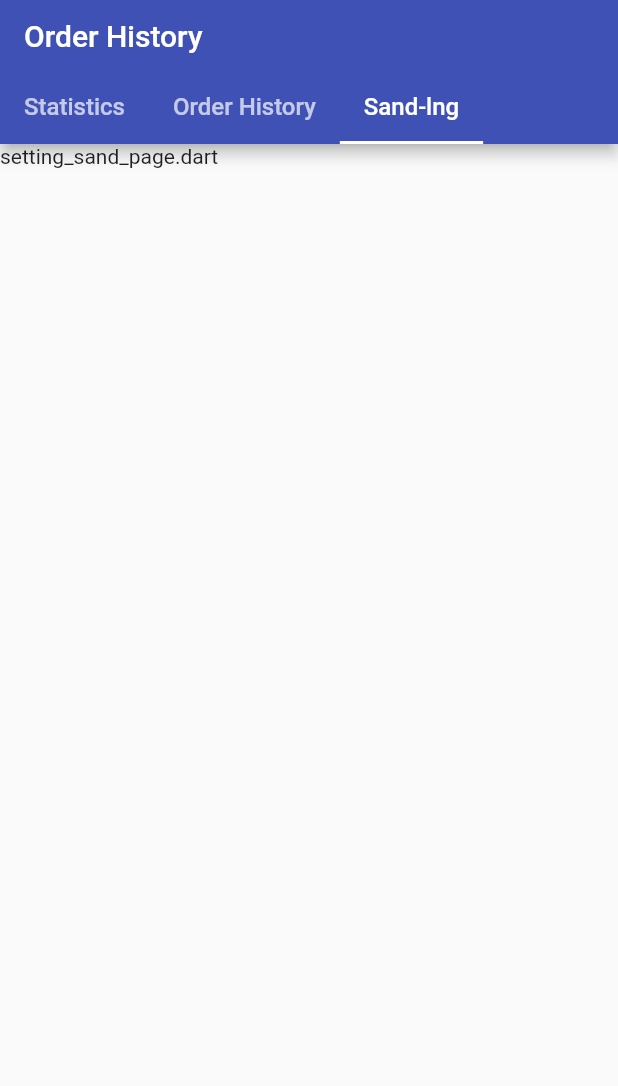
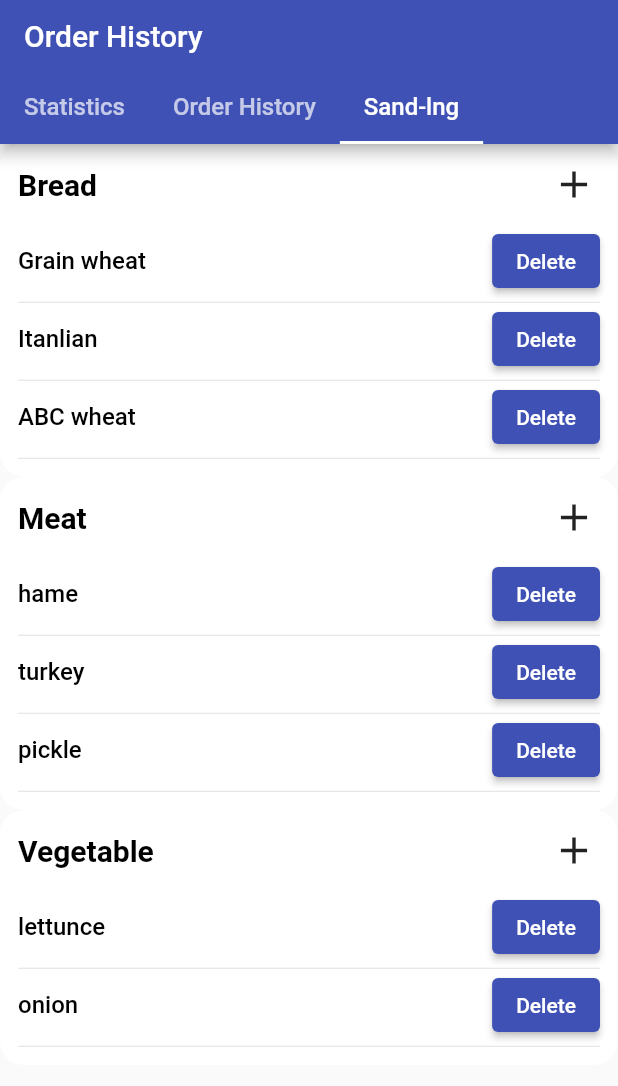
Before and after one commit to JCCCCX/FoodFix, a Flutter app: the SettingMainPage screen opened directly, tab 3 chosen, on a phone screen of 412 x 824 dp. Shown: the top 1086 px of the screen. Run offline on Flutter 3.47's test engine with Material 2 defaults, Android fonts, the light colour scheme and no system bars; our stand-ins replace fl_chart, logger.

Commit message:
新增menu

```diff
--- a/lib/function/main/setting/setting_sand_page.dart
+++ b/lib/function/main/setting/setting_sand_page.dart
@@ -1,12 +1,133 @@
 import 'package:flutter/material.dart';
+import 'package:foodfix/function/global.dart';
+import 'package:foodfix/function/main/setting/add_menu_page.dart';
+
+const marginRight = 2.4;
 
 class SettingSandPage extends StatelessWidget {
   const SettingSandPage({Key? key}) : super(key: key);
 
   @override
   Widget build(BuildContext context) {
-    return Container(
-      child: Text("setting_sand_page.dart"),
+    return SingleChildScrollView(
+      child: Column(
+        children: [
+          Container(
+            decoration: const BoxDecoration(
+                color: Colors.white,
+                borderRadius: BorderRadius.all(Radius.circular(16))),
+            padding: const EdgeInsets.all(12),
+            child: Column(
+              crossAxisAlignment: CrossAxisAlignment.start,
+              children: [
+                Row(
+                  mainAxisAlignment: MainAxisAlignment.spaceBetween,
+                  children: [
+                    const Text("Bread", style: h1),
+                    InkWell(
+                      onTap: () {
+                        Navigator.of(context).push(MaterialPageRoute(
+                            builder: (c) => const AddMenuPage()));
+                      },
+                      child: Container(
+                        child: const Icon(Icons.add, size: 30),
+                        margin: const EdgeInsets.only(right: marginRight),
+                      ),
+                    ),
+                  ],
+                ),
+                const SizedBox(
+                  height: 12,
+                ),
+                buildDeleteItem("Grain wheat"),
+                buildDeleteItem("Itanlian"),
+                buildDeleteItem("ABC wheat"),
+              ],
+            ),
+          ),
+          Container(
+            decoration: const BoxDecoration(
+                color: Colors.white,
+                borderRadius: BorderRadius.all(Radius.circular(16))),
+            padding: const EdgeInsets.all(12),
+            child: Column(
+              crossAxisAlignment: CrossAxisAlignment.start,
+              children: [
+                Row(
+                  mainAxisAlignment: MainAxisAlignment.spaceBetween,
+                  children: [
+                    const Text("Meat", style: h1),
+                    InkWell(
+                      onTap: () {
+                        Navigator.of(context).push(MaterialPageRoute(
+                            builder: (c) => const AddMenuPage()));
+                      },
+                      child: Container(
+                        child: const Icon(Icons.add, size: 30),
+                        margin: const EdgeInsets.only(right: marginRight),
+                      ),
+                    ),
+                  ],
+                ),
+                const SizedBox(
+                  height: 12,
+                ),
+                buildDeleteItem("hame"),
+                buildDeleteItem("turkey"),
+                buildDeleteItem("pickle"),
+              ],
+            ),
+          ),
+          Container(
+            decoration: const BoxDecoration(
+                color: Colors.white,
+                borderRadius: BorderRadius.all(Radius.circular(16))),
+            padding: const EdgeInsets.all(12),
+            child: Column(
+              crossAxisAlignment: CrossAxisAlignment.start,
+              children: [
+                Row(
+                  mainAxisAlignment: MainAxisAlignment.spaceBetween,
+                  children: [
+                    const Text("Vegetable", style: h1),
+                    InkWell(
+                      onTap: () {
+                        Navigator.of(context).push(MaterialPageRoute(
+                            builder: (c) => const AddMenuPage()));
+                      },
+                      child: Container(
+                        child: const Icon(Icons.add, size: 30),
+                        margin: const EdgeInsets.only(right: marginRight),
+                      ),
+                    ),
+                  ],
+                ),
+                const SizedBox(
+                  height: 12,
+                ),
+                buildDeleteItem("lettunce"),
+                buildDeleteItem("onion"),
+              ],
+            ),
+          ),
+        ],
+      ),
+    );
+  }
+
+  Widget buildDeleteItem(String desc) {
+    return Column(
+      children: [
+        Row(
+          mainAxisAlignment: MainAxisAlignment.spaceBetween,
+          children: [
+            Text(desc, style: h5.copyWith(color: Colors.black, fontSize: 16)),
+            ElevatedButton(onPressed: () => {}, child: Text("Delete"))
+          ],
+        ),
+        const SizedBox(height: 3),
+        const Divider(height: 1)
+      ],
     );
   }
 }
```
Also changed, not shown: lib/function/main/setting/add_menu_page.dart (added, +60 -0 lines).
